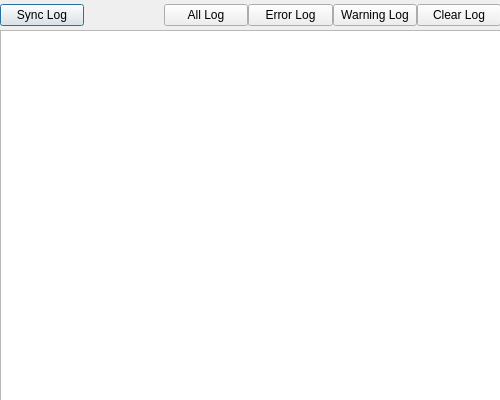
Above: src/ui/wizconsoledialog.ui from WizTeam/WizQTClient before the change. Below: the same form after it.
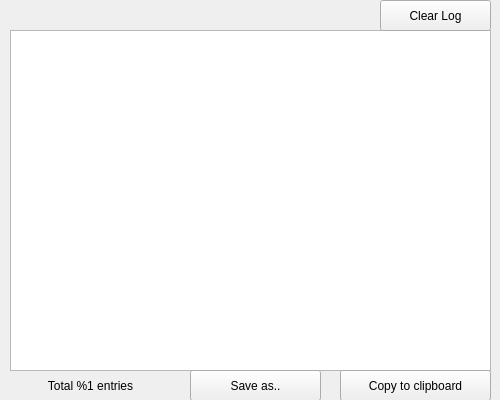
That is the form after the change.

Diff of the .ui file:
```diff
--- a/src/ui/wizconsoledialog.ui
+++ b/src/ui/wizconsoledialog.ui
@@ -11,7 +11,7 @@
    </rect>
   </property>
   <property name="sizePolicy">
-   <sizepolicy hsizetype="Fixed" vsizetype="Fixed">
+   <sizepolicy hsizetype="Fixed" vsizetype="Minimum">
     <horstretch>0</horstretch>
     <verstretch>0</verstretch>
    </sizepolicy>
@@ -34,106 +34,95 @@
   <widget class="QTextEdit" name="editConsole">
    <property name="geometry">
     <rect>
-     <x>0</x>
+     <x>10</x>
      <y>30</y>
-     <width>501</width>
-     <height>371</height>
+     <width>481</width>
+     <height>341</height>
     </rect>
    </property>
+   <property name="styleSheet">
+    <string notr="true">font: 11px \&quot;Courier\&quot;;</string>
+   </property>
    <property name="readOnly">
     <bool>true</bool>
    </property>
   </widget>
-  <widget class="QWidget" name="horizontalLayoutWidget">
+  <widget class="QLabel" name="labelCount">
    <property name="geometry">
     <rect>
-     <x>0</x>
-     <y>0</y>
-     <width>501</width>
-     <height>31</height>
-    </rect>
-   </property>
-   <layout class="QHBoxLayout" name="horizontalLayout">
-    <property name="spacing">
-     <number>0</number>
-    </property>
-    <item>
-     <widget class="QPushButton" name="buttonSync">
-      <property name="text">
-       <string>Sync Log</string>
-      </property>
-      <property name="flat">
-       <bool>false</bool>
-      </property>
-     </widget>
-    </item>
-    <item>
-     <spacer name="horizontalSpacer">
-      <property name="orientation">
-       <enum>Qt::Horizontal</enum>
-      </property>
-      <property name="sizeType">
-       <enum>QSizePolicy::Fixed</enum>
-      </property>
-      <property name="sizeHint" stdset="0">
-       <size>
-        <width>80</width>
+     <x>10</x>
+     <y>376</y>
+     <width>161</width>
         <height>20</height>
-       </size>
-      </property>
-     </spacer>
-    </item>
-    <item>
-     <widget class="QPushButton" name="buttonAll">
-      <property name="enabled">
-       <bool>true</bool>
+    </rect>
       </property>
       <property name="styleSheet">
-       <string notr="true"/>
+    <string notr="true">font: 10px \&quot;Courier\&quot;;</string>
       </property>
       <property name="text">
-       <string>All Log</string>
-      </property>
-      <property name="flat">
-       <bool>false</bool>
-      </property>
-     </widget>
-    </item>
-    <item>
-     <widget class="QPushButton" name="buttonError">
-      <property name="enabled">
-       <bool>true</bool>
+    <string>Total %1 entries</string>
+   </property>
+   <property name="alignment">
+    <set>Qt::AlignCenter</set>
+   </property>
+  </widget>
+  <widget class="QPushButton" name="btnSaveAs">
+   <property name="geometry">
+    <rect>
+     <x>190</x>
+     <y>370</y>
+     <width>131</width>
+     <height>31</height>
+    </rect>
       </property>
       <property name="text">
-       <string>Error Log</string>
-      </property>
-      <property name="flat">
+    <string>Save as..</string>
+   </property>
+   <property name="autoDefault">
        <bool>false</bool>
       </property>
      </widget>
-    </item>
-    <item>
-     <widget class="QPushButton" name="buttonWarn">
+  <widget class="QPushButton" name="btnCopyToClipboard">
+   <property name="geometry">
+    <rect>
+     <x>340</x>
+     <y>370</y>
+     <width>151</width>
+     <height>31</height>
+    </rect>
+   </property>
       <property name="text">
-       <string>Warning Log</string>
-      </property>
-      <property name="flat">
+    <string>Copy to clipboard</string>
+   </property>
+   <property name="autoDefault">
        <bool>false</bool>
       </property>
      </widget>
-    </item>
-    <item>
      <widget class="QPushButton" name="buttonClear">
+   <property name="geometry">
+    <rect>
+     <x>380</x>
+     <y>0</y>
+     <width>111</width>
+     <height>31</height>
+    </rect>
+   </property>
       <property name="text">
        <string>Clear Log</string>
       </property>
+   <property name="autoDefault">
+    <bool>false</bool>
+   </property>
       <property name="flat">
        <bool>false</bool>
       </property>
      </widget>
-    </item>
-   </layout>
-  </widget>
+  <zorder>editConsole</zorder>
+  <zorder>labelCount</zorder>
+  <zorder>btnSaveAs</zorder>
+  <zorder>btnCopyToClipboard</zorder>
+  <zorder>horizontalSpacer</zorder>
+  <zorder>buttonClear</zorder>
  </widget>
  <resources/>
  <connections/>
```
Lines whose indentation alone changed are shown as unchanged.
